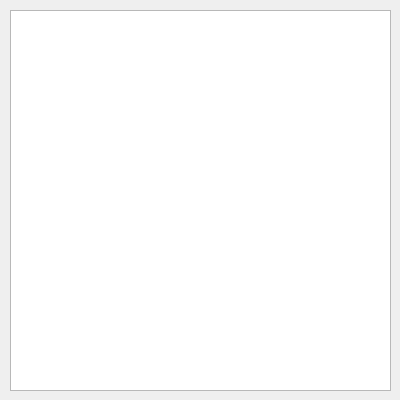
Old version of the form yabause/src/port/qt/ui/UILogs.ui in the repository rob-ack/yabause.
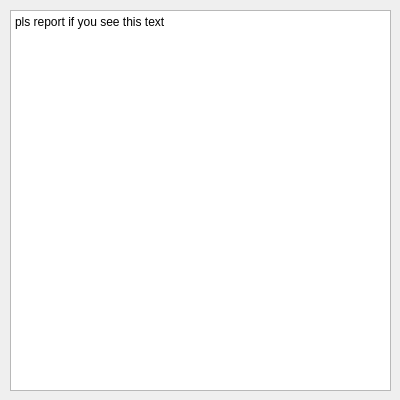
New version of the form.

Patch:
```diff
--- a/yabause/src/port/qt/ui/UILogs.ui
+++ b/yabause/src/port/qt/ui/UILogs.ui
@@ -16,7 +16,7 @@
   <property name="windowTitle">
    <string>Dialog</string>
   </property>
-  <widget class="QListWidget" name="logsListContainer">
+  <widget class="QPlainTextEdit" name="logsListContainer">
    <property name="geometry">
     <rect>
      <x>10</x>
@@ -25,17 +25,11 @@
      <height>381</height>
     </rect>
    </property>
-   <property name="uniformItemSizes">
-    <bool>false</bool>
-   </property>
-   <property name="wordWrap">
+   <property name="readOnly">
     <bool>true</bool>
    </property>
-   <property name="selectionRectVisible">
-    <bool>false</bool>
-   </property>
-   <property name="itemAlignment">
-    <set>Qt::AlignLeading|Qt::AlignLeft|Qt::AlignTop</set>
+   <property name="plainText">
+    <string>pls report if you see this text</string>
    </property>
   </widget>
  </widget>
```
Left out of the diff: 2 changed lines with no effect on the pictures.
